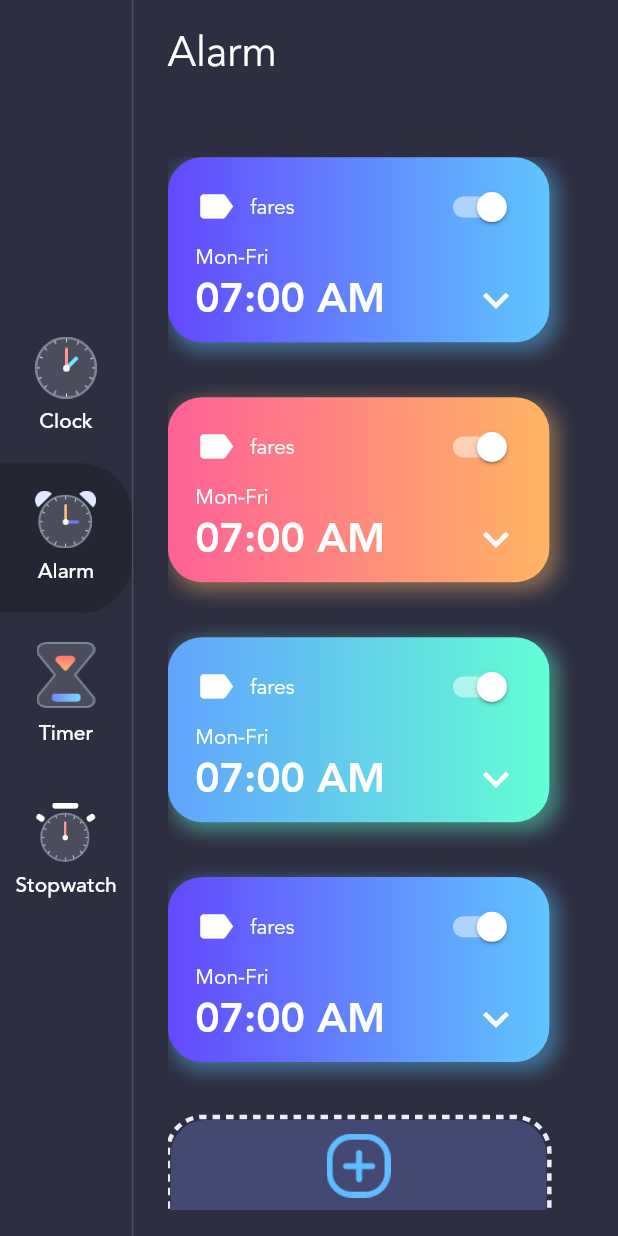
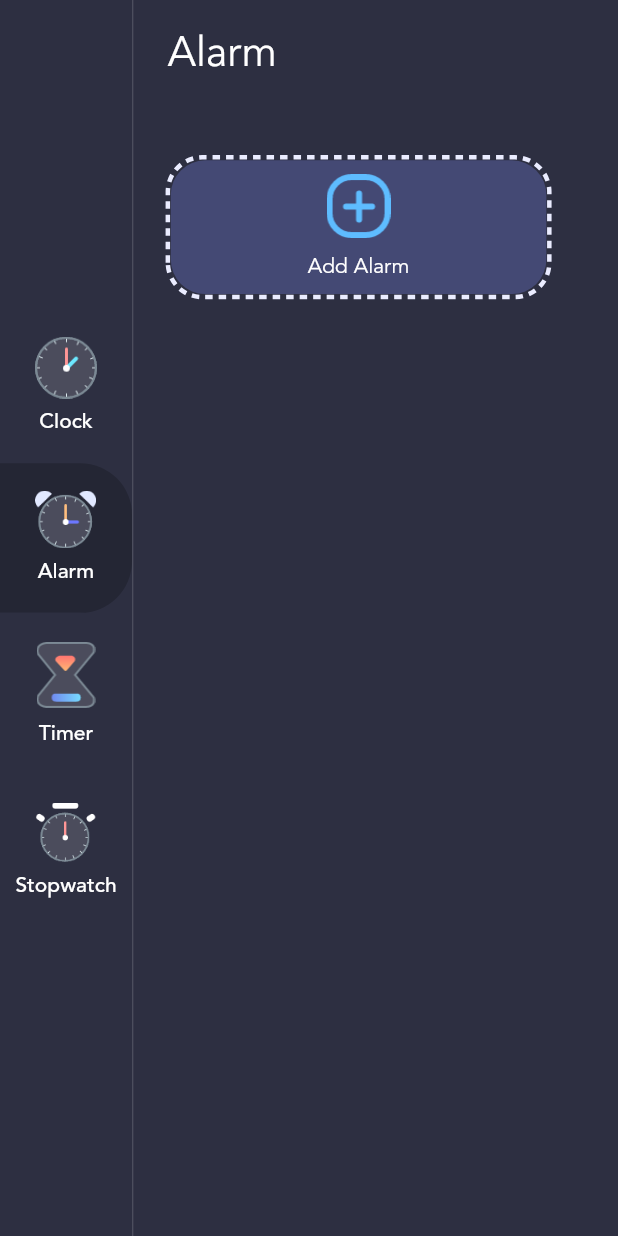
Before and after one commit to gen-eslam/clock_app, a Flutter app: the screen it shows after launch, after a tap on "Alarm", on a phone screen of 412 x 824 dp. Run offline on Flutter 3.47's test engine with Material 2 defaults, Android fonts, the phone set to English and light mode, and no system bars; drawn by our look-alikes of dotted_border; our stand-ins replace awesome_notifications, flutter_screenutil, get, get_storage, sqflite; missing offline and left inert: dart:ffi; accounts and stored records are empty.

Commit message:
some changes

```diff
--- /dev/null
+++ b/lib/controllers/alarm_controller.dart
@@ -0,0 +1,31 @@
+import 'package:clock_app/utils/services/database_helper.dart';
+import 'package:get/get.dart';
+
+import '../model/alarm_info.dart';
+
+class AlarmController extends GetxController{
+
+   List<AlarmInfo> _alarmInfo =[];
+  List<AlarmInfo> get alarmInfo =>_alarmInfo;
+
+  @override
+  void onInit() {
+    getAlarms();
+    super.onInit();
+  }
+
+  void getAlarms()async{
+   _alarmInfo= await DatabaseHelper.instance.getAlarms();
+   update();
+  }
+
+  void insertAlarm(AlarmInfo alarmInfo){
+    DatabaseHelper.instance.insertAlarm(alarmInfo);
+    getAlarms();
+  }
+  void deleteAlarm(int id){
+    DatabaseHelper.instance.deleteAlarm(id);
+    getAlarms();
+  }
+
+}
--- a/lib/main.dart
+++ b/lib/main.dart
@@ -17,7 +17,7 @@ void main() async {
       [DeviceOrientation.portraitUp, DeviceOrientation.portraitDown]);
   NotificationService.initializeNotification();
   NotificationService.requestNotificationPermission();
-  // DatabaseHelper.instance.database;
+   DatabaseHelper.instance.database;
 
 
   runApp(const MyApp());
--- a/lib/model/alarm_info.dart
+++ b/lib/model/alarm_info.dart
@@ -18,18 +18,18 @@ class AlarmInfo {
       this.gradientColors = 0});
 
   factory AlarmInfo.fromJson(Map<String, dynamic> json) => AlarmInfo(
-        alarmDataTime: json[ConstanceString.columnDateTime],
+        alarmDataTime: DateTime.parse(json[ConstanceString.columnDateTime]),
         title: json[ConstanceString.columnTitle],
         id: json[ConstanceString.columnId],
-        gradientColors: json[ConstanceString.columnColorIndex],
-        isPending: json[ConstanceString.columnPending],
+        gradientColors: json[ConstanceString.columnColorIndex] ,
+        isPending: json[ConstanceString.columnPending] ==0? false:true,
       );
 
   toJson() {
     return {
       ConstanceString.columnId: id,
       ConstanceString.columnTitle: title,
-      ConstanceString.columnDateTime: alarmDataTime,
+      ConstanceString.columnDateTime: alarmDataTime.toString(),
       ConstanceString.columnPending: isPending,
       ConstanceString.columnColorIndex: gradientColors,
     };
--- a/lib/utils/bindings/binding.dart
+++ b/lib/utils/bindings/binding.dart
@@ -1,10 +1,13 @@
 import 'package:clock_app/controllers/home_page_controller.dart';
 import 'package:get/get.dart';
+
+import '../../controllers/alarm_controller.dart';
 
 class Binding extends Bindings {
   @override
   void dependencies() {
     Get.lazyPut(() => HomePageController(),fenix: true);
+    Get.lazyPut(() => AlarmController(),fenix: true);
 
 
   }
--- a/lib/utils/services/database_helper.dart
+++ b/lib/utils/services/database_helper.dart
@@ -27,7 +27,7 @@ class DatabaseHelper {
 
   Future<void> _onCreate(Database db, int version) async {
     await db.execute('''
-          create table $ConstanceString.tableName (
+          create table ${ConstanceString.tableName} (
           ${ConstanceString.columnId} integer primary key autoincrement,
           ${ConstanceString.columnTitle} text not null,
           ${ConstanceString.columnDateTime} text not null,
@@ -37,7 +37,25 @@ class DatabaseHelper {
   }
 
   void insertAlarm(AlarmInfo alarmInfo) async {
-    var result = await  _database?.insert(ConstanceString.tableName, alarmInfo.toJson());
+    var result = await _database?.insert(
+        ConstanceString.tableName, alarmInfo.toJson());
     print(result);
   }
+
+  Future<List<AlarmInfo>> getAlarms() async {
+    List<Map<String, Object?>> map = await _database!.query(
+        ConstanceString.tableName);
+
+    return List.generate(map.length, (index) {
+      print(map[index].toString());
+      return AlarmInfo.fromJson(map[index]);
+    }
+    );
+
+
+  }
+
+  Future<void> deleteAlarm(int id) async{
+    await _database!.delete(ConstanceString.tableName,where: "${ConstanceString.columnId} =?" ,whereArgs: [id]);
+  }
 }
--- a/lib/utils/theme/custom_colors.dart
+++ b/lib/utils/theme/custom_colors.dart
@@ -35,4 +35,5 @@ class GradientTemplate {
     GradientColors(GradientColors.mango),
     GradientColors(GradientColors.fire),
   ];
+
 }
--- a/lib/view/screens/pages/alarm_page.dart
+++ b/lib/view/screens/pages/alarm_page.dart
@@ -1,7 +1,6 @@
 import 'package:clock_app/controllers/home_page_controller.dart';
 import 'package:clock_app/model/static_data.dart';
 import 'package:clock_app/utils/constans/constans_string.dart';
-import 'package:clock_app/utils/theme/theme_app.dart';
 import 'package:clock_app/view/widgets/alarm_card.dart';
 import 'package:clock_app/view/widgets/bottom_sheet.dart';
 import 'package:dotted_border/dotted_border.dart';
@@ -9,11 +8,11 @@ import 'package:flutter/material.dart';
 import 'package:flutter_screenutil/flutter_screenutil.dart';
 import 'package:get/get.dart';
 
+import '../../../controllers/alarm_controller.dart';
 import '../../../utils/constans/constance_image.dart';
-import '../../../utils/services/loacl_notification.dart';
 import '../../../utils/theme/custom_colors.dart';
 
-class AlarmPage extends GetWidget<HomePageController> {
+class AlarmPage extends GetWidget<AlarmController> {
   const AlarmPage({Key? key}) : super(key: key);
 
   @override
@@ -33,11 +32,18 @@ class AlarmPage extends GetWidget<HomePageController> {
         Expanded(
           flex: 8,
           child: ListView(
-            shrinkWrap: true,
-            physics: const BouncingScrollPhysics(),
+             physics: const BouncingScrollPhysics(),
             children: [
-              ...List.generate(alarmInfo.length,
-                  (index) => AlarmCard(alarmInfo: alarmInfo[index])),
+              GetBuilder<AlarmController>(builder: (logic) {
+                return ListView.builder(
+                  shrinkWrap: true,
+
+                   physics: const NeverScrollableScrollPhysics(),
+                  itemCount: logic.alarmInfo.length,
+                  itemBuilder: (context, index) =>
+                      AlarmCard(alarmInfo: logic.alarmInfo[index]),
+                );
+              }),
               Container(
                 margin: EdgeInsetsDirectional.only(bottom: 32.r, end: 20.r),
                 child: GestureDetector(
@@ -50,10 +56,12 @@ class AlarmPage extends GetWidget<HomePageController> {
                             borderRadius: BorderRadius.vertical(
                                 top: const Radius.circular(24).r)),
                         backgroundColor:
-                            Theme.of(context).scaffoldBackgroundColor,
+                        Theme
+                            .of(context)
+                            .scaffoldBackgroundColor,
                         context: context,
                         builder: (context) {
-                          return const CustomBottomSheet();
+                          return CustomBottomSheet();
                         });
                   },
                   child: DottedBorder(
@@ -65,11 +73,13 @@ class AlarmPage extends GetWidget<HomePageController> {
                     child: Container(
                       width: double.infinity,
                       padding: const EdgeInsets.symmetric(
-                              horizontal: 16, vertical: 8)
+                          horizontal: 16, vertical: 8)
                           .r,
                       decoration: BoxDecoration(
                         color: CustomColors.clockBG,
-                        borderRadius: BorderRadius.circular(20).r,
+                        borderRadius: BorderRadius
+                            .circular(20)
+                            .r,
                       ),
                       child: Column(
                         mainAxisAlignment: MainAxisAlignment.center,
@@ -92,9 +102,19 @@ class AlarmPage extends GetWidget<HomePageController> {
             ],
           ),
         ),
+        // Expanded(
+        //   flex: 8,
+        //   child: ListView(
+        //     shrinkWrap: true,
+        //     physics: const BouncingScrollPhysics(),
+        //     children: [
+        //       ...List.generate(alarmInfo.length,
+        //           (index) => AlarmCard(alarmInfo: controller.alarmInfo[index])),
+        //
+        //     ],
+        //   ),
+        // ),
       ],
     );
   }
-
-
 }
--- a/lib/view/screens/pages/clock_page.dart
+++ b/lib/view/screens/pages/clock_page.dart
@@ -5,6 +5,7 @@ import 'package:flutter_screenutil/flutter_screenutil.dart';
 import 'package:get/get.dart';
 
 import '../../widgets/clock_view.dart';
+import '../../widgets/time_format.dart';
 
 class ClockPage extends GetWidget<HomePageController> {
   const ClockPage({Key? key}) : super(key: key);
@@ -28,26 +29,12 @@ class ClockPage extends GetWidget<HomePageController> {
             crossAxisAlignment: CrossAxisAlignment.start,
             children: [
               Obx(
-                    () =>
-                    RichText(
-
-                      text: TextSpan(
-                        style: TextStyle(
-                            color: Colors.white, fontSize: 64.sp),
-                        text: controller.formattedTime.value.split(" ").first,
-                        children: [
-                          TextSpan(
-                            text: " ${controller.formattedTime.value.split(" ").last}",
-                            style: TextStyle(
-                                color: Colors.white, fontSize: 40.sp),                          ),
-                        ]
-                      ),
-                    ),
+                    () =>TimeFormat(dateTime: controller.formattedTime.value,fontSize: 64,fontWeight: FontWeight.normal),
               ),
               Obx(
                     () =>
                     Text(
-                      "${controller.formattedDate.value}",
+                      controller.formattedDate.value,
                       style: TextStyle(
                           color: Colors.white, fontSize: 18.sp),
                     ),
--- a/lib/view/widgets/alarm_card.dart
+++ b/lib/view/widgets/alarm_card.dart
@@ -1,10 +1,14 @@
 import 'package:clock_app/model/alarm_info.dart';
+import 'package:clock_app/view/widgets/time_format.dart';
 import 'package:flutter/material.dart';
 import 'package:flutter_screenutil/flutter_screenutil.dart';
+import 'package:get/get.dart';
+import 'package:intl/intl.dart';
 
+import '../../controllers/alarm_controller.dart';
 import '../../utils/theme/custom_colors.dart';
 
-class AlarmCard extends StatelessWidget {
+class AlarmCard extends GetView<AlarmController> {
   final AlarmInfo alarmInfo;
 
   const AlarmCard({Key? key, required this.alarmInfo}) : super(key: key);
@@ -13,20 +17,22 @@ class AlarmCard extends StatelessWidget {
   Widget build(BuildContext context) {
     return Container(
       width: double.infinity,
-      margin: EdgeInsetsDirectional.only(bottom: 32.r,end: 20.r),
-      padding:const EdgeInsets.symmetric(horizontal: 16, vertical: 8).r,
+      margin: EdgeInsetsDirectional.only(bottom: 32.r, end: 20.r),
+      padding: const EdgeInsets.symmetric(horizontal: 16, vertical: 8).r,
       decoration: BoxDecoration(
         boxShadow: [
           BoxShadow(
-            color: GradientTemplate.gradientTemplate[alarmInfo.gradientColors].colors.last.withOpacity(0.4),
+            color: GradientTemplate
+                .gradientTemplate[alarmInfo.gradientColors].colors.last
+                .withOpacity(0.4),
             blurRadius: 8.r,
             spreadRadius: 2,
-            offset: Offset(4,4),
-
+            offset: Offset(4, 4),
           ),
         ],
-        gradient:  LinearGradient(
-          colors: GradientTemplate.gradientTemplate[alarmInfo.gradientColors].colors,
+        gradient: LinearGradient(
+          colors: GradientTemplate
+              .gradientTemplate[alarmInfo.gradientColors].colors,
           begin: AlignmentDirectional.centerStart,
           end: AlignmentDirectional.centerEnd,
         ),
@@ -66,16 +72,19 @@ class AlarmCard extends StatelessWidget {
           Row(
             mainAxisAlignment: MainAxisAlignment.spaceBetween,
             children: [
-              Text(
-                '07:00 AM',
-                style: TextStyle(
-                  color: Colors.white,
-                  fontSize: 24.sp,
-                  fontWeight: FontWeight.w700,
-                ),
+              TimeFormat(
+                dateTime:
+                    DateFormat.jm().format(alarmInfo.alarmDataTime).toString(),
+                fontSize: 24,
+                fontWeight: FontWeight.w700,
               ),
-              Icon(Icons.keyboard_arrow_down,
-                  color: Colors.white, size: 30.r),
+              GestureDetector(
+                onTap: () {
+                  controller.deleteAlarm(alarmInfo.id!);
+                },
+                child:
+                    Icon(Icons.delete_forever, color: Colors.white, size: 30.r),
+              ),
             ],
           ),
         ],
--- /dev/null
+++ b/lib/view/widgets/time_format.dart
@@ -0,0 +1,32 @@
+import 'package:flutter/material.dart';
+import 'package:flutter_screenutil/flutter_screenutil.dart';
+
+class TimeFormat extends StatelessWidget {
+  String dateTime;
+  Color color;
+  double fontSize;
+  FontWeight fontWeight;
+
+  TimeFormat(
+      {super.key,
+      required this.dateTime,
+      this.color = Colors.white,
+      required this.fontSize,
+        this.fontWeight = FontWeight.bold,
+      });
+
+  @override
+  Widget build(BuildContext context) {
+    return RichText(
+      text: TextSpan(
+          style: TextStyle(color: color, fontSize: fontSize.sp,fontWeight: fontWeight),
+          text: "${dateTime.split(" ").first} ",
+          children: [
+            TextSpan(
+              text: dateTime.split(" ").last,
+              style: TextStyle(color: color, fontSize: fontSize.sp*2/3,fontWeight:fontWeight),
+            ),
+          ]),
+    );
+  }
+}
```
Also changed, not shown: lib/view/widgets/bottom_sheet.dart (+38 -16 lines), lib/view/widgets/color_picker/color_palette.dart (added, +59 -0 lines).
